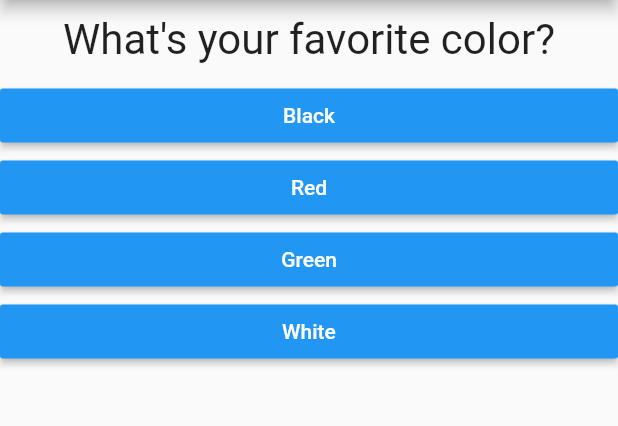
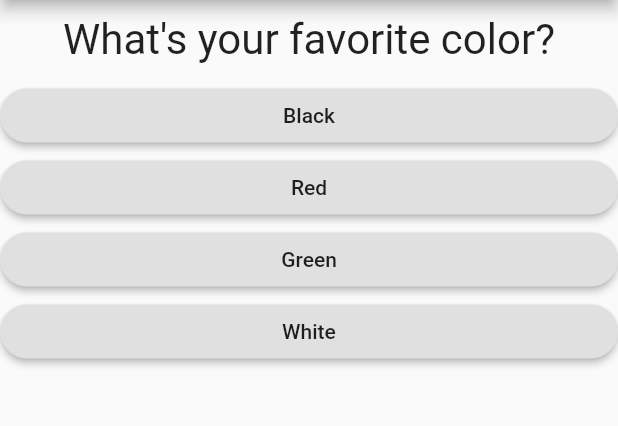
Before and after one commit to deividroger/flutter_complete_guide, a Flutter app: the screen it shows after launch, on a phone screen of 412 x 824 dp, the part 84-510 px from its top. Run offline on Flutter 3.47's test engine with Material 2 defaults, Android fonts, the phone set to English and light mode, and no system bars.

Commit message:
flutter upgrade version

```diff
--- a/flutter_complete_guide/lib/answer.dart
+++ b/flutter_complete_guide/lib/answer.dart
@@ -10,9 +10,13 @@ class Answer extends StatelessWidget {
   Widget build(BuildContext context) {
     return Container(
       width: double.infinity,
-      child: RaisedButton(
-        color: Colors.blue,
-        textColor: Colors.white,
+      child: ElevatedButton(
+        style: ElevatedButton.styleFrom(
+            foregroundColor: Colors.black87,
+            backgroundColor: Colors.grey[300],
+            minimumSize: Size(86, 36),
+            padding: EdgeInsets.symmetric(horizontal: 16),
+            shape: StadiumBorder()),
         child: Text(answerText),
         onPressed: selectHandler,
       ),
--- a/flutter_complete_guide/lib/main.dart
+++ b/flutter_complete_guide/lib/main.dart
@@ -1,9 +1,7 @@
 import 'package:flutter/material.dart';
-import 'package:flutter_complete_guide/question.dart';
+
 import 'package:flutter_complete_guide/quiz.dart';
 import 'package:flutter_complete_guide/result.dart';
-
-import 'answer.dart';
 
 void main() => runApp(MyApp());
 
--- a/flutter_complete_guide/lib/result.dart
+++ b/flutter_complete_guide/lib/result.dart
@@ -34,12 +34,13 @@ class Result extends StatelessWidget {
             ),
             textAlign: TextAlign.center,
           ),
-          FlatButton(
+          TextButton(
             child: Text(
               'Restart Quiz!',
             ),
             onPressed: resetQuiz,
-            textColor: Colors.blue,
+            style: ButtonStyle(
+                foregroundColor: MaterialStateProperty.all<Color>(Colors.blue)),
           )
         ],
       ),
```
Also changed, not shown: flutter_complete_guide/pubspec.lock, 1 other file.
